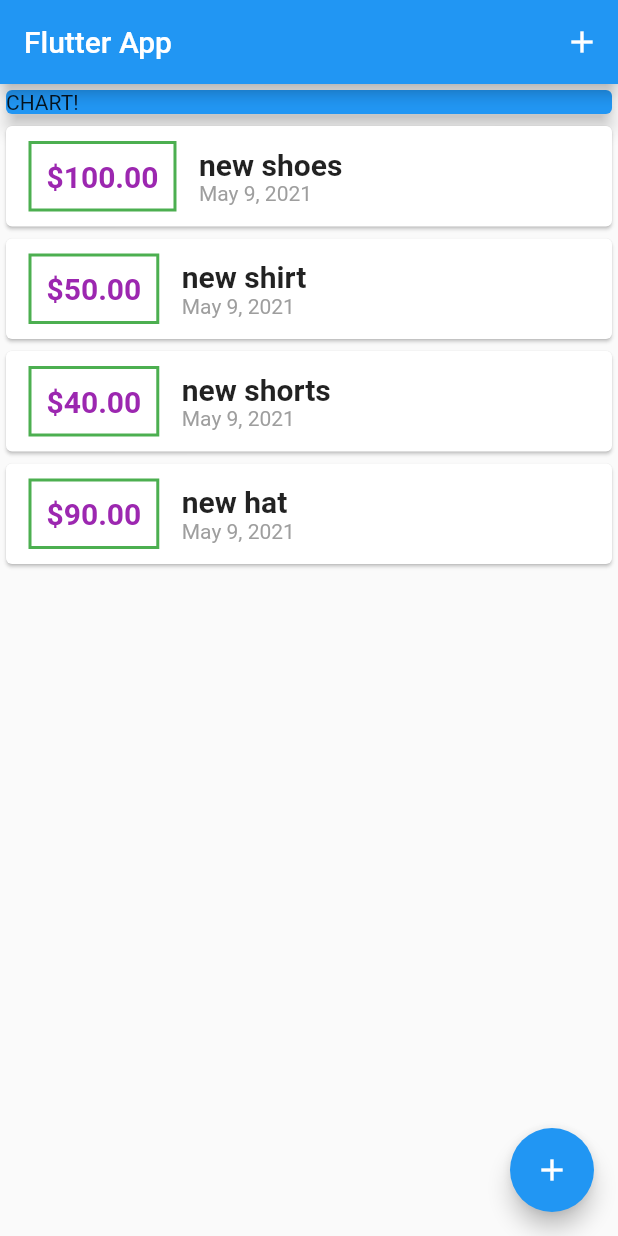
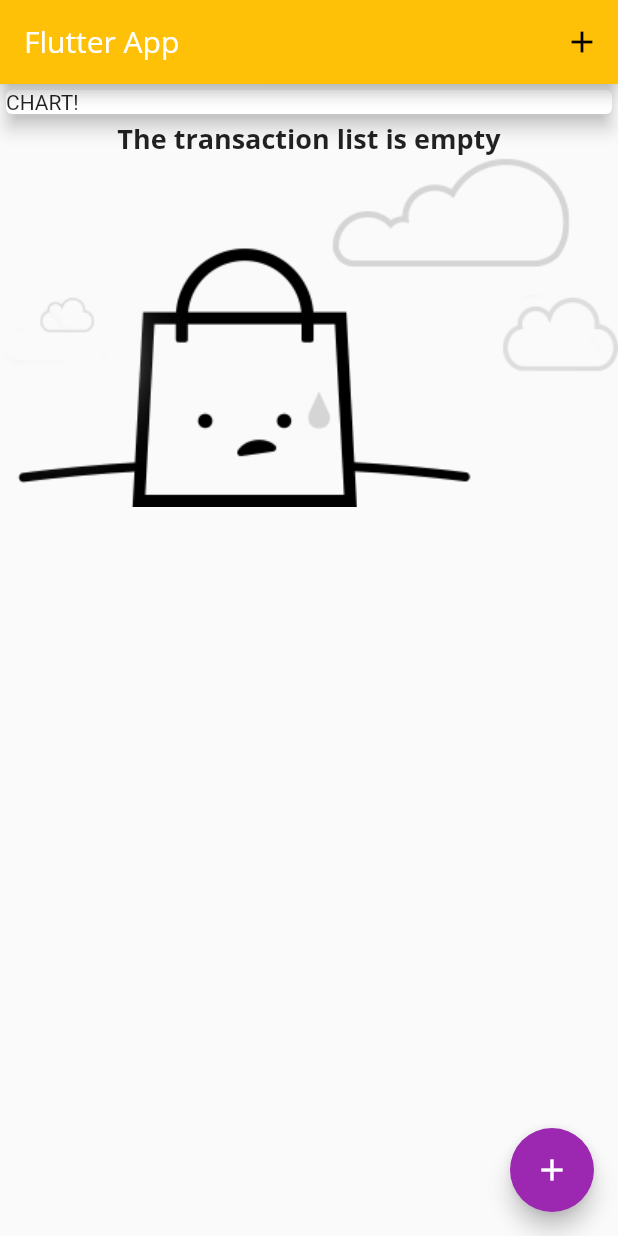
Before and after one commit to abah19vo/personal_expanses, a Flutter app: the screen it shows after launch, on a phone screen of 412 x 824 dp. Run offline on Flutter 3.47's test engine with Material 2 defaults, Android fonts, the phone set to English and light mode, and no system bars.

Commit message:
added font and images

```diff
--- a/lib/main.dart
+++ b/lib/main.dart
@@ -12,7 +12,29 @@ class MyApp extends StatelessWidget {
   @override
   Widget build(BuildContext context) {
     return MaterialApp(
-      title: 'Flutter App',
+      title: 'MyExpenses',
+      theme: ThemeData(
+        primarySwatch: Colors.amber,
+        accentColor: Colors.purple,
+        fontFamily: 'Quicksand',
+        textTheme: ThemeData.light().textTheme.copyWith(
+          title: TextStyle(
+            fontFamily: 'OpenSans',
+            fontWeight: FontWeight.bold,
+            fontSize: 18,
+          ),
+        ),
+        appBarTheme: AppBarTheme(
+          textTheme: ThemeData.light()
+          .textTheme
+          .copyWith(
+            title: TextStyle(
+              fontFamily: 'OpenSans',
+              fontSize: 20
+            ),
+          ),
+        ),
+      ),
       home: MyHomePage(),
     );
   }
@@ -38,16 +60,14 @@ class _MyHomePageState extends State<MyHomePage> {
 
   void startAddNewTranslation(BuildContext context) {
     showModalBottomSheet(
-        context: context,
-        builder: (bContext) {
-          return GestureDetector(
+      context: context,
+      builder: (bContext) {
+        return GestureDetector(
             onTap: () {},
             behavior: HitTestBehavior.opaque,
-            child: NewTransactions(addTransaction)
-          );
-        },
+            child: NewTransactions(addTransaction));
+      },
       elevation: 5,
-
     );
   }
 
@@ -71,7 +91,6 @@ class _MyHomePageState extends State<MyHomePage> {
             Container(
               width: double.infinity,
               child: Card(
-                color: Colors.blue,
                 child: Text('CHART!'),
                 elevation: 5,
               ),
@@ -81,9 +100,8 @@ class _MyHomePageState extends State<MyHomePage> {
         ),
       ),
       floatingActionButton: FloatingActionButton(
-        onPressed: () => startAddNewTranslation(context),
-         child: Icon(Icons.add)
-      ),
+          onPressed: () => startAddNewTranslation(context),
+          child: Icon(Icons.add)),
     );
   }
 }
--- a/lib/models/transaction_reapository.dart
+++ b/lib/models/transaction_reapository.dart
@@ -3,7 +3,7 @@ import 'package:flutter/material.dart';
 import './transaction.dart';
 
 class TransactionReapository {
-  final List<Transaction> _userTransactions = [
+  final List<Transaction> _userTransactions =[/*
     Transaction(
       id: "1",
       ammount: 100,
@@ -27,7 +27,7 @@ class TransactionReapository {
       ammount: 90,
       title: 'new hat',
       date: DateTime.now(),
-    ),
+    ),*/
   ];
 
   void addTransaction(String txTitle, double txAmount) {
--- a/lib/widgets/transaction_card.dart
+++ b/lib/widgets/transaction_card.dart
@@ -4,8 +4,9 @@ import 'package:intl/intl.dart';
 
 class TransactionCard extends StatelessWidget {
   final Transaction transaction;
-
-  TransactionCard(this.transaction);
+  TransactionCard(
+    this.transaction,
+  );
 
   @override
   Widget build(BuildContext context) {
@@ -23,25 +24,20 @@ class TransactionCard extends StatelessWidget {
             ),
             margin: EdgeInsets.symmetric(vertical: 10, horizontal: 15),
             decoration: BoxDecoration(
-              border: Border.all(
-                width: 2,
-                color: Colors.green),
+              border: Border.all(width: 2, color: Colors.green),
             ),
             padding: EdgeInsets.all(10),
           ),
           Column(
-            children:[
+            children: [
               Text(
                 transaction.title,
-                style: TextStyle(
-                  fontWeight: FontWeight.bold,
-                  fontSize: 20,
-                ),
+                style: Theme.of(context).textTheme.title,
               ),
               Text(
                 DateFormat.yMMMMd().format(transaction.date),
                 style: TextStyle(
-                  color: Colors.grey,
+                  color: Theme.of(context).primaryColor,
                 ),
               ),
             ],
--- a/lib/widgets/transaction_list.dart
+++ b/lib/widgets/transaction_list.dart
@@ -10,11 +10,25 @@ class TransactionList extends StatelessWidget {
   Widget build(BuildContext context) {
     return Container(
       height: 600,
-      child: ListView.builder(
-        itemBuilder: (context, index) {
-          return TransactionCard(userTransactions[index]);
-        },
-        itemCount: userTransactions.length,
+      child: userTransactions.isEmpty ?
+          Column(
+            children:<Widget>[
+
+             Text(
+              'The transaction list is empty',
+              style:Theme.of(context).textTheme.title
+            ),
+            Image.asset(
+              'assets/images/empty.png',
+               fit: BoxFit.cover
+            ),
+            ],
+          )
+        : ListView.builder(
+          itemBuilder: (context, index) {
+            return TransactionCard(userTransactions[index]);
+          },
+          itemCount: userTransactions.length,
       ),
     );
   }
```
Also changed, not shown: pubspec.yaml (+13 -9 lines), assets/fonts/OpenSans-Bold.ttf (added), assets/fonts/OpenSans-Regular.ttf (added), assets/fonts/Quicksand-Bold.ttf (added), assets/fonts/Quicksand-Light.ttf (added), assets/fonts/Quicksand-Medium.ttf (added), assets/fonts/Quicksand-Regular.ttf (added), assets/images/empty.png (added).
